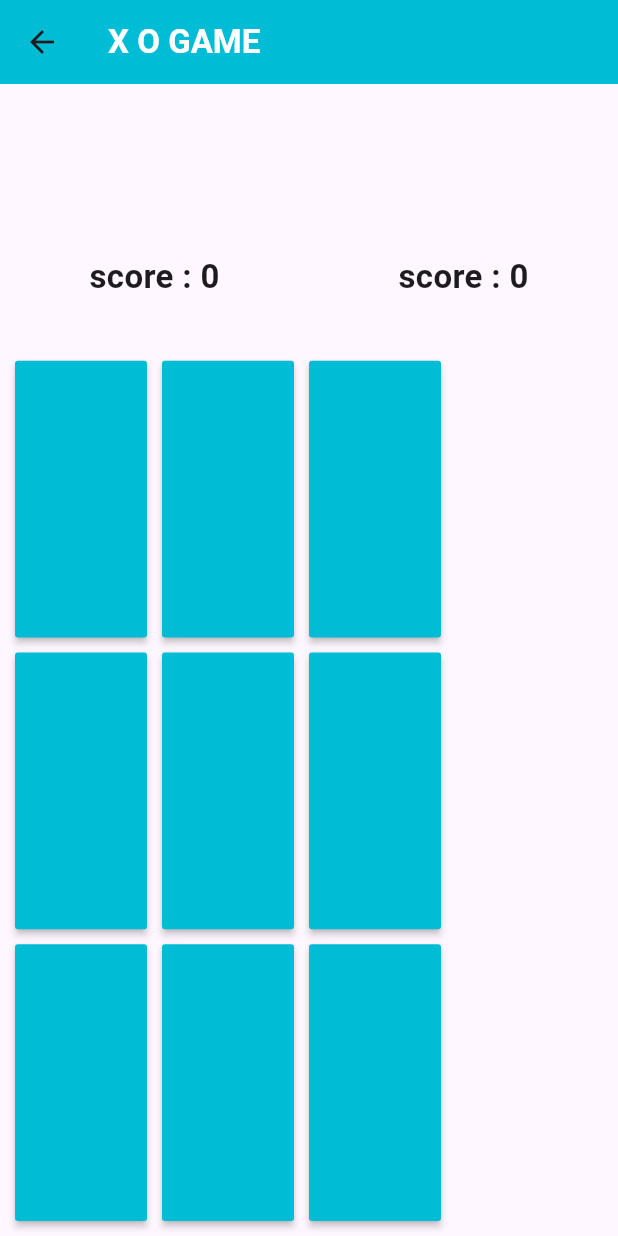
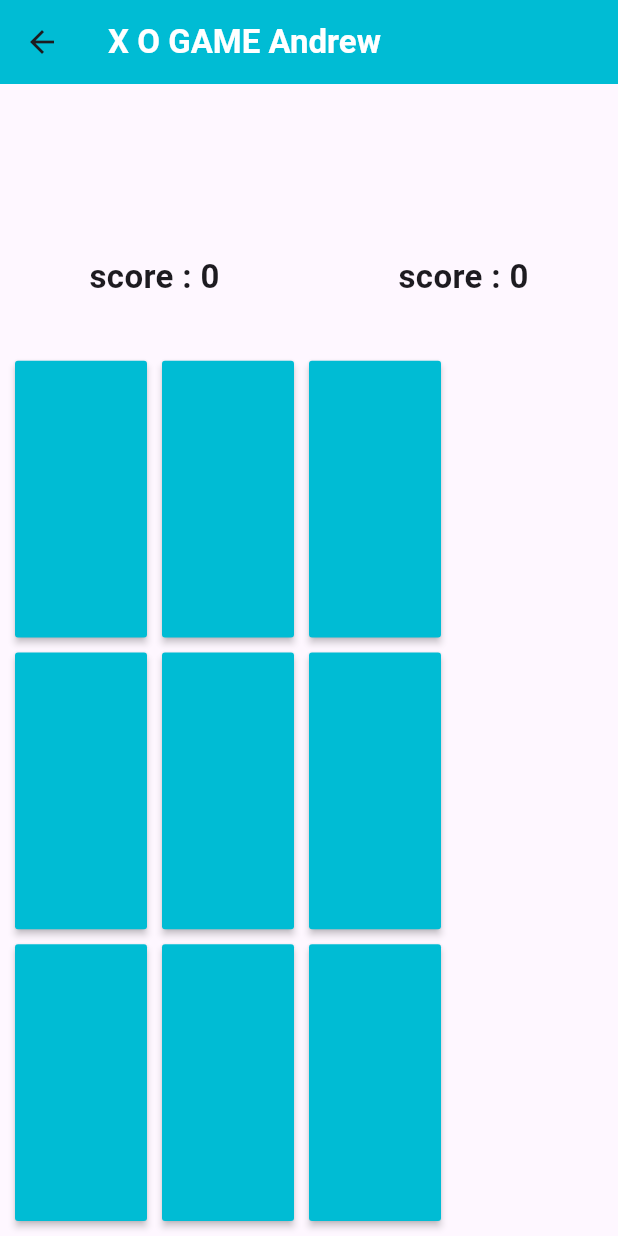
Before and after one commit to AndrewMaged7/x_o, a Flutter app: the screen it shows after launch, after a tap on "START GAME", on a phone screen of 412 x 824 dp. Run offline on Flutter 3.47's test engine with Material 3 defaults, Android fonts, the phone set to English and light mode, and no system bars.

Commit message:
up date app bar

```diff
--- a/lib/screens/xo_screen.dart
+++ b/lib/screens/xo_screen.dart
@@ -24,7 +24,7 @@ class _XoScreenState extends State<XoScreen> {
       appBar: AppBar(
           backgroundColor: Colors.cyan,
           title: const Text(
-            "X O GAME",
+            "X O GAME Andrew",
             style: TextStyle(color: Colors.white, fontWeight: FontWeight.bold),
           )),
       body: Column(
```
